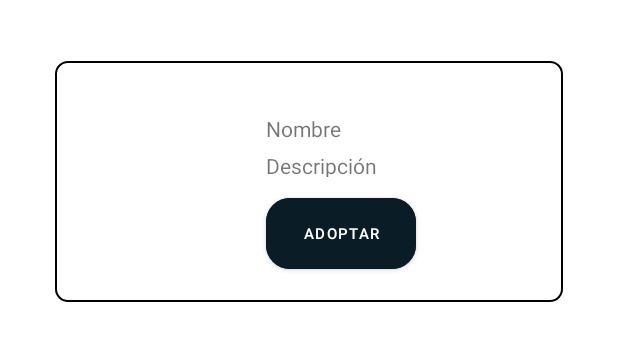
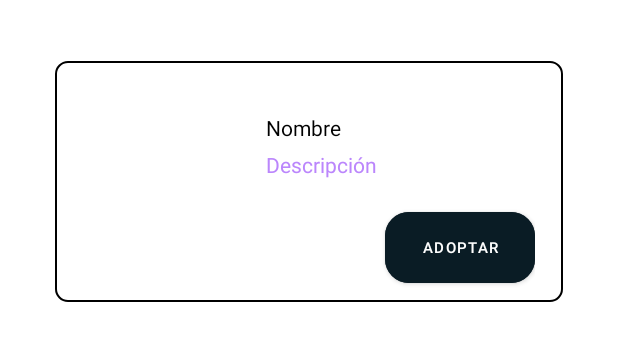
Before and after one commit to LuisRosero2002/AppAdoptar, an Android app: the layout item_perro.xml on its own in the app's theme, with its tools: preview values and no code run, on a phone screen of 412 x 824 dp. Shown: the top 341 px of the screen. Run offline under Robolectric (Android 15) with nearby library versions, the phone set to English and light mode, and no system bars; Roboto replaces fonts that are not available here.

Commit message:
reciclerview pedro toro

```diff
--- a/app/src/main/res/layout/item_perro.xml
+++ b/app/src/main/res/layout/item_perro.xml
@@ -22,8 +22,8 @@
 
     <LinearLayout
         android:id="@+id/contenidoDerecha"
-        android:layout_width="94dp"
-        android:layout_height="42dp"
+        android:layout_width="wrap_content"
+        android:layout_height="match_parent"
         android:orientation="vertical"
         app:layout_constraintBottom_toBottomOf="parent"
         app:layout_constraintEnd_toEndOf="parent"
@@ -37,6 +37,7 @@
             android:layout_width="match_parent"
             android:layout_height="wrap_content"
             android:text="Nombre"
+            android:textColor="@color/black"
             tools:layout_editor_absoluteX="157dp"
             tools:layout_editor_absoluteY="25dp"
             android:layout_marginBottom="5dp"
@@ -46,22 +47,36 @@
             android:id="@+id/nombre"
             android:layout_width="match_parent"
             android:layout_height="wrap_content"
+            android:textColor="@color/purple_200"
             android:text="Descripción" />
 
     </LinearLayout>
+
+    <LinearLayout
+        android:id="@+id/contenidoboton"
+        android:layout_width="wrap_content"
+        android:layout_height="wrap_content"
+        android:orientation="vertical"
+        app:layout_constraintBottom_toBottomOf="parent"
+        app:layout_constraintEnd_toEndOf="parent"
+        app:layout_constraintStart_toEndOf="@+id/image"
+        app:layout_constraintTop_toBottomOf="@+id/contenidoDerecha">
 
         <Button
             android:id="@+id/boton"
             android:layout_width="100dp"
             android:layout_height="59dp"
+            android:layout_marginStart="60dp"
             android:layout_marginTop="8dp"
             android:backgroundTint="@color/buttons"
             android:text="Adoptar"
             android:textColor="@color/white"
             android:textSize="10sp"
             app:cornerRadius="?attr/listPreferredItemPaddingEnd"
-        app:layout_constraintStart_toStartOf="@+id/contenidoDerecha"
-        app:layout_constraintTop_toBottomOf="@+id/contenidoDerecha"
             app:layout_constraintVertical_bias="0.0" />
 
+    </LinearLayout>
+
+
+
 </androidx.constraintlayout.widget.ConstraintLayout>
```
Lines whose indentation alone changed are shown as unchanged.
